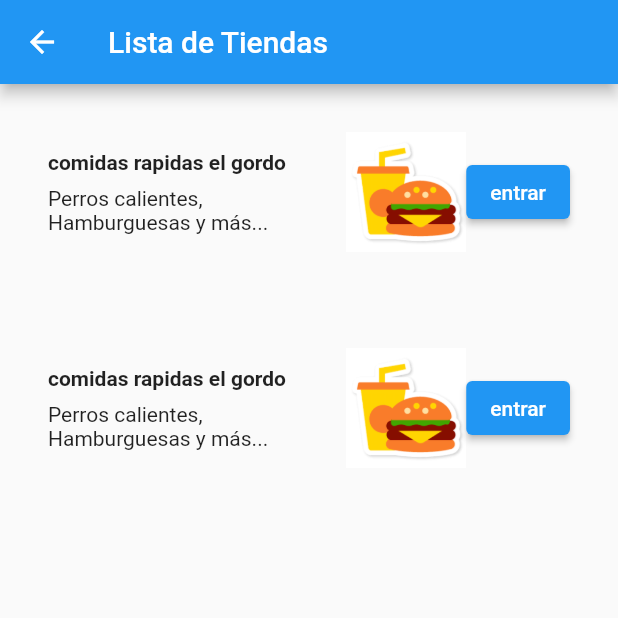
After one commit to Dra3co/AppFlutter_G06, a Flutter app: the screen it shows after launch, after a tap on "Listado de Tiendas", on a phone screen of 412 x 824 dp, the top half of it. The commit adds this screen. Run offline on Flutter 3.47's test engine with Material 2 defaults, Android fonts, the phone set to English and light mode, and no system bars; our stand-ins replace cloud_firestore, firebase_core; accounts and stored records are empty.

Commit message:
inclusion Shop

```diff
--- /dev/null
+++ b/lib/Shop.dart
@@ -0,0 +1,57 @@
+import 'package:flutter/material.dart';
+
+class Shop extends StatefulWidget{
+  @override
+  ShopApp createState()=> ShopApp();
+}
+
+class ShopApp extends State<Shop>{
+  Widget build(BuildContext context){
+    Widget titleSection = Container(
+      padding: const EdgeInsets.all(32),
+      child: Row(
+        children:[
+          Expanded(child:
+          Column(
+            crossAxisAlignment: CrossAxisAlignment.start,
+            children:[
+              Container(
+                padding: const EdgeInsets.only(bottom: 8),
+                child: Text(
+                  "comidas rapidas el gordo",
+                  style: TextStyle(
+                    fontWeight: FontWeight.bold,
+                  ),
+                ),
+              ),
+              Text( "Perros calientes, Hamburguesas y más...",
+                  style: TextStyle(
+                    color: Colors.greenAccent[500],
+                  ),
+              ),
+
+            ],
+          ),
+          ),
+          Container(
+            width: 80,
+            height: 80,
+            child: Image.asset("image/gordo.png"),
+          ),
+          ElevatedButton(onPressed: (){}, child:Text("entrar"))
+        ],
+      ),
+    );
+    return Scaffold(
+      appBar: AppBar(
+        title:Text("Lista de Tiendas"),
+      ),
+      body: ListView(
+        children: [
+          titleSection,
+          titleSection
+        ],
+      ),
+    );
+  }
+}
--- a/lib/main.dart
+++ b/lib/main.dart
@@ -2,7 +2,7 @@ import "package:flutter/material.dart";
 import "package:cloud_firestore/cloud_firestore.dart";
 import "package:firebase_core/firebase_core.dart";
 import "buscar.dart";
-
+import "Shop.dart";
 void main() {
   WidgetsFlutterBinding.ensureInitialized();
   Firebase.initializeApp();
@@ -61,8 +61,20 @@ class HomeStart extends State<Home> {
                 },
                 child: Text("Buscar"),
               ),
-            )
-          ]),
+            ),
+            Padding(
+                padding: EdgeInsets.only(left: 20,top: 20,right: 20,bottom: 0),
+                child: ElevatedButton(
+                  onPressed: (){
+                    Navigator.push(
+                        context, MaterialPageRoute(builder: (_) => Shop()));
+                  },
+                  child: Text("Listado de Tiendas"),
+                ),
+
+            ),
+          ],
+          ),
         ),
       ),
     );
```
Also changed, not shown: image/gordo.png (added).
